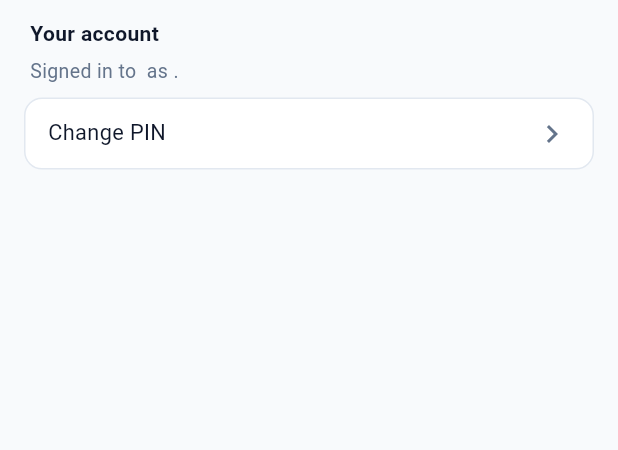
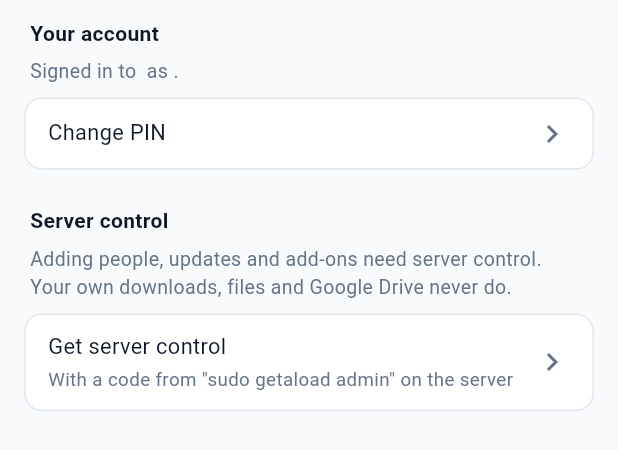
Before and after one commit to sadatdaniel/getaload_app, a Flutter app: the AccountSettings widget shown alone on an empty page, opened directly with empty values, on a phone screen of 412 x 824 dp. Shown: the top 450 px of the screen. Run offline on Flutter 3.47's test engine with Material 3 defaults, Android fonts, the phone set to English and light mode, and no system bars; our stand-ins replace file_picker, flutter_secure_storage, shared_preferences, webview_flutter; missing offline and left inert: android_intent_plus, desktop_drop, media_kit, media_kit_video, pdfrx; accounts and stored records are empty; network calls fail.

Commit message:
Server control with an admin key: Settings, Server control trades a code from `getaload admin` for a key
Server-wide changes (people, PIN resets, updates, add-ons, Drive set-up) use the device's admin key; everything
else uses the person's sign-in. Devices with control are listed and can be removed (also a lost one). The key
belongs to the device and survives signing in as someone else.

Co-Authored-By: Claude Opus 5.5 <noreply@anthropic.com>

```diff
--- a/lib/api.dart
+++ b/lib/api.dart
@@ -13,7 +13,7 @@ class Server {
   final String fp; // hex SHA-256 of the certificate; empty = normal TLS verification (or plain HTTP)
   final String name;
   final String user; // who this device signed in as (empty: a server without users, signed in with a token)
-  final bool owner; // the owner manages users
+  final String adminKey; // server control on this device (`getaload admin` code traded for a key); empty = none
 
   const Server({
     required this.url,
@@ -21,19 +21,32 @@ class Server {
     this.fp = '',
     required this.name,
     this.user = '',
-    this.owner = false,
+    this.adminKey = '',
   });
 
-  Server copyWith({String? token, String? fp, String? name, String? user, bool? owner}) => Server(
+  /// Has server control: an admin key, or a token without a user (a server without users).
+  bool get admin => adminKey.isNotEmpty || user.isEmpty;
+
+  /// This server as seen with the admin key, for server-wide changes (the sign-in token reaches only your own data).
+  Server get asAdmin => adminKey.isEmpty ? this : copyWith(token: adminKey);
+
+  Server copyWith({String? token, String? fp, String? name, String? user, String? adminKey}) => Server(
     url: url,
     token: token ?? this.token,
     fp: fp ?? this.fp,
     name: name ?? this.name,
     user: user ?? this.user,
-    owner: owner ?? this.owner,
+    adminKey: adminKey ?? this.adminKey,
   );
 
-  Map<String, dynamic> toJson() => {'url': url, 'token': token, 'fp': fp, 'name': name, 'user': user, 'owner': owner};
+  Map<String, dynamic> toJson() => {
+    'url': url,
+    'token': token,
+    'fp': fp,
+    'name': name,
+    'user': user,
+    'adminKey': adminKey,
+  };
 
   factory Server.fromJson(Map<String, dynamic> j) => Server(
     url: j['url'],
@@ -41,7 +54,7 @@ class Server {
     fp: j['fp'] ?? '',
     name: j['name'] ?? j['url'],
     user: j['user'] ?? '',
-    owner: j['owner'] ?? false,
+    adminKey: j['adminKey'] ?? '',
   );
 
   static String? normalizeUrl(String s) {
--- a/lib/main.dart
+++ b/lib/main.dart
@@ -300,7 +300,11 @@ class _HomeState extends State<Home> {
                     MediaView(key: ValueKey('media${s.url}${s.token.hashCode}'), servers: servers, server: s),
                     FilesView(key: ValueKey('files${s.url}${s.token.hashCode}'), server: s),
                     if (discover) DiscoverView(key: ValueKey('disc${s.url}${s.token.hashCode}'), server: s),
-                    SettingsView(key: ValueKey('set${s.url}${s.token.hashCode}'), servers: servers, server: s),
+                    SettingsView(
+                      key: ValueKey('set${s.url}${s.token.hashCode}${s.adminKey.hashCode}'),
+                      servers: servers,
+                      server: s,
+                    ),
                   ],
                 ),
               ),
--- a/lib/pair.dart
+++ b/lib/pair.dart
@@ -120,7 +120,7 @@ class _AddServerScreenState extends State<AddServerScreen> {
       final fp = await Api.probeFingerprint(url);
       final saved = widget.servers.list.where((s) => s.url == url).firstOrNull;
       if (fp.isNotEmpty && saved?.fp != fp && mounted) {
-        // Trust on first use, but only after the owner compares it with what the server printed.
+        // Trust on first use, but only after the person compares it with what the server printed.
         final ok = await showDialog<bool>(
           context: context,
           builder: (c) => AlertDialog(
@@ -163,7 +163,9 @@ class _AddServerScreenState extends State<AddServerScreen> {
         _pin.clear();
       }
       final u = out['user'] as Map<String, dynamic>;
-      await _save(s.copyWith(token: out['token'], user: u['name'], owner: u['owner'] ?? false));
+      // The admin key belongs to this device, not to whoever signs in: it stays.
+      final key = widget.servers.list.where((x) => x.url == s.url).firstOrNull?.adminKey ?? '';
+      await _save(s.copyWith(token: out['token'], user: u['name'], adminKey: key));
     });
   }
 
--- a/lib/server_screen.dart
+++ b/lib/server_screen.dart
@@ -24,6 +24,7 @@ class ServerScreen extends StatefulWidget {
 
 class _ServerScreenState extends State<ServerScreen> {
   late final Api _api = Api(widget.server);
+  late final Api _admin = Api(widget.server.asAdmin); // server-wide changes take the admin key
   String _version = '';
   Map<String, dynamic>? _drive; // the gdrive provider as /v1/providers reports it
   Map<String, dynamic>? _myDrive; // GET /v1/me/drive: {connected, configured, status, reason}; null on older servers
@@ -45,6 +46,7 @@ class _ServerScreenState extends State<ServerScreen> {
   void dispose() {
     _poll?.cancel();
     _api.close();
+    _admin.close();
     _addonUrl.dispose();
     super.dispose();
   }
@@ -148,7 +150,7 @@ class _ServerScreenState extends State<ServerScreen> {
     );
     if (!ok || id.text.trim().isEmpty) return;
     try {
-      await _api.call('PUT', '/v1/providers/gdrive/settings', {
+      await _admin.call('PUT', '/v1/providers/gdrive/settings', {
         'clientId': id.text.trim(),
         'clientSecret': sec.text.trim(),
       });
@@ -164,8 +166,8 @@ class _ServerScreenState extends State<ServerScreen> {
   Future<void> _connectDrive() async {
     try {
       final s = widget.server;
-      if (_drive?['enabled'] != true && (s.user.isEmpty || s.owner)) {
-        await _api.call('PUT', '/v1/providers/gdrive/enabled', {'enabled': true});
+      if (_drive?['enabled'] != true && s.admin) {
+        await _admin.call('PUT', '/v1/providers/gdrive/enabled', {'enabled': true});
       }
       final si = await _api.call('POST', '/v1/providers/gdrive/signin') as Map<String, dynamic>;
       setState(() => _signin = si);
@@ -253,7 +255,7 @@ class _ServerScreenState extends State<ServerScreen> {
     if (!ok) return;
     setState(() => _updating = true);
     try {
-      await _api.call('POST', '/v1/update/apply');
+      await _admin.call('POST', '/v1/update/apply');
       for (var i = 0; i < 45; i++) {
         await Future.delayed(const Duration(seconds: 2));
         try {
@@ -296,7 +298,7 @@ class _ServerScreenState extends State<ServerScreen> {
 
   Future<void> _setAddons(bool on) async {
     try {
-      await _api.call('PUT', '/v1/addons/enabled', {'enabled': on});
+      await _admin.call('PUT', '/v1/addons/enabled', {'enabled': on});
     } catch (e) {
       _toast(e.toString()); // e.g. this device's token is not admin
     }
@@ -310,7 +312,7 @@ class _ServerScreenState extends State<ServerScreen> {
   Future<void> _addAddon(String url) async {
     if (url.trim().isEmpty) return;
     try {
-      final a = await _api.call('POST', '/v1/addons', {'url': url.trim()});
+      final a = await _admin.call('POST', '/v1/addons', {'url': url.trim()});
       _addonUrl.clear();
       _toast('Added ${a['manifest']?['name'] ?? 'the add-on'}');
     } on ApiError catch (e) {
@@ -337,7 +339,7 @@ class _ServerScreenState extends State<ServerScreen> {
     base = base.replaceFirst(RegExp(r'/manifest\.json$'), '').replaceFirst(RegExp(r'/$'), '');
     try {
       final m = await PhoneAddons.manifest(base); // the phone must reach it, or there is no point
-      await _api.call('POST', '/v1/addons', {'url': base, 'phone': true});
+      await _admin.call('POST', '/v1/addons', {'url': base, 'phone': true});
       _addonUrl.clear();
       _toast('Added ${m['name']} (asked from this phone)');
     } catch (e) {
@@ -348,7 +350,7 @@ class _ServerScreenState extends State<ServerScreen> {
   Future<void> _setPhone(String url, bool phone) async {
     try {
       if (phone) await PhoneAddons.manifest(url);
-      await _api.call('PUT', '/v1/addons/phone', {'url': url, 'phone': phone});
+      await _admin.call('PUT', '/v1/addons/phone', {'url': url, 'phone': phone});
     } catch (e) {
       _toast(e.toString());
     }
@@ -381,7 +383,7 @@ class _ServerScreenState extends State<ServerScreen> {
 
   Future<void> _toggleAddon(String url, bool on) async {
     try {
-      await _api.call('PUT', '/v1/addons/state', {'url': url, 'enabled': on});
+      await _admin.call('PUT', '/v1/addons/state', {'url': url, 'enabled': on});
     } catch (e) {
       _toast(e.toString());
     }
@@ -390,7 +392,7 @@ class _ServerScreenState extends State<ServerScreen> {
 
   Future<void> _removeAddon(String url) async {
     try {
-      await _api.call('DELETE', '/v1/addons?url=${Uri.encodeQueryComponent(url)}');
+      await _admin.call('DELETE', '/v1/addons?url=${Uri.encodeQueryComponent(url)}');
     } catch (e) {
       _toast(e.toString());
     }
@@ -477,7 +479,7 @@ class _ServerScreenState extends State<ServerScreen> {
   @override
   Widget build(BuildContext context) {
     final s = widget.server;
-    final admin = s.user.isEmpty || s.owner; // add-ons, Drive set-up and updates are server-wide: the owner
+    final admin = s.admin; // add-ons, Drive set-up and updates are server-wide: a device with server control
     final installed = {for (final a in (_addons?['addons'] as List?) ?? []) a['url'] as String};
     final p = _ports;
     final cs = Theme.of(context).colorScheme;
--- a/lib/users.dart
+++ b/lib/users.dart
@@ -1,4 +1,5 @@
-// Settings for the signed-in user (PIN, devices, sign out) and, for the owner, the household's users.
+// Settings for the signed-in user (PIN, devices, sign out), server control on this device (an admin key from a
+// `getaload admin` code), and, with server control, the household's users.
 import 'package:flutter/material.dart';
 import 'package:flutter/services.dart';
 
@@ -17,8 +18,9 @@ class AccountSettings extends StatefulWidget {
 
 class _AccountSettingsState extends State<AccountSettings> {
   late final Api _api = Api(widget.server);
+  late final Api _admin = Api(widget.server.asAdmin); // adding and removing people, other people's PINs
   String _me = ''; // my user id
-  List<Map<String, dynamic>> _devices = [], _users = [];
+  List<Map<String, dynamic>> _devices = [], _users = [], _adminDevices = [];
 
   @override
   void initState() {
@@ -29,24 +31,96 @@ class _AccountSettingsState extends State<AccountSettings> {
   @override
   void dispose() {
     _api.close();
+    _admin.close();
     super.dispose();
   }
+
+  List<Map<String, dynamic>> _list(dynamic v) => (v as List? ?? []).cast<Map<String, dynamic>>();
 
   Future<void> _load() async {
     try {
       final me = await _api.call('GET', '/v1/me');
-      final ds = ((await _api.call('GET', '/v1/devices')) as List? ?? []).cast<Map<String, dynamic>>();
-      final us = widget.server.owner
-          ? ((await _api.call('GET', '/v1/users')) as List? ?? []).cast<Map<String, dynamic>>()
-          : <Map<String, dynamic>>[];
+      final ds = _list(await _api.call('GET', '/v1/devices'));
+      final admin = widget.server.adminKey.isNotEmpty;
+      final us = admin ? _list(await _api.call('GET', '/v1/users')) : <Map<String, dynamic>>[];
+      var ads = <Map<String, dynamic>>[];
+      if (admin) {
+        try {
+          ads = _list(await _admin.call('GET', '/v1/admin/devices'));
+        } catch (_) {
+          // The key was taken away (another device or the command line): offer to forget it here.
+          ads = [
+            {'name': 'This device (no longer accepted)', 'current': true},
+          ];
+        }
+      }
       if (mounted) {
         setState(() {
           _me = me['id'];
           _devices = ds;
           _users = us;
+          _adminDevices = ads;
         });
       }
-    } catch (_) {} // an older server, or offline: the rows stay empty
+    } catch (_) {} // an older server, offline, or a key taken away elsewhere: the rows stay as they were
+  }
+
+  // Trades a one-time code from `sudo getaload admin` for this device's admin key.
+  Future<void> _getControl() async {
+    final code = TextEditingController();
+    final ok = await confirm(
+      context,
+      title: 'Server control',
+      body: Column(
+        mainAxisSize: MainAxisSize.min,
+        crossAxisAlignment: CrossAxisAlignment.start,
+        children: [
+          const Text('On the server, run "sudo getaload admin" and enter the code it shows. It works once.'),
+          const SizedBox(height: 12),
+          TextField(
+            controller: code,
+            autofocus: true,
+            autocorrect: false,
+            textCapitalization: TextCapitalization.characters,
+            decoration: const InputDecoration(labelText: 'Code', hintText: 'XXXX-XXXX'),
+          ),
+        ],
+      ),
+      action: 'Get control',
+    );
+    if (!ok) return;
+    try {
+      final out = await _api.call('POST', '/v1/admin/claim', {
+        'code': code.text.trim(),
+        'device': await widget.servers.deviceName(),
+      });
+      await widget.servers.add(widget.server.copyWith(adminKey: out['token'])); // settings rebuild with the key
+      _toast('This device now controls ${widget.server.name}');
+    } catch (e) {
+      _toast(e.toString());
+    }
+  }
+
+  // Takes the admin key from a device; for this one, also forgets it here (even if the server already did).
+  Future<void> _removeControl(Map<String, dynamic> d) async {
+    final mine = d['current'] == true;
+    final ok = await confirm(
+      context,
+      title: mine ? 'Give up server control here?' : 'Take server control from ${d['name']}?',
+      body: Text(
+        mine ? 'Your downloads and files stay. A new code brings control back.' : 'Use this for a lost device.',
+      ),
+      action: 'Remove',
+      danger: true,
+    );
+    if (!ok) return;
+    try {
+      await _admin.call('DELETE', '/v1/admin/devices/${Uri.encodeComponent(d['name'])}');
+    } catch (e) {
+      if (!mine) return _toast(e.toString());
+    }
+    if (mine) return widget.servers.add(widget.server.copyWith(adminKey: ''));
+    await _load();
   }
 
   void _toast(String m) {
@@ -99,15 +173,16 @@ class _AccountSettingsState extends State<AccountSettings> {
     final r = await _pinDialog(context, 'Add a person', name: name);
     if (r == null) return;
     await _act(
-      () => _api.call('POST', '/v1/users', {'name': name.text.trim(), 'pin': r.pin}),
+      () => _admin.call('POST', '/v1/users', {'name': name.text.trim(), 'pin': r.pin}),
       '${name.text.trim()} can now sign in on their own phone: server ${widget.server.url}, their name and this PIN',
     );
   }
 
   Future<void> _resetPin(Map<String, dynamic> u) async {
-    final r = await _pinDialog(context, 'New PIN for ${u['name']}', current: u['id'] == _me);
+    if (u['id'] == _me) return _changePin(); // your own always needs the current one
+    final r = await _pinDialog(context, 'New PIN for ${u['name']}');
     if (r == null) return;
-    await _act(() => _api.call('PUT', '/v1/users/${u['id']}/pin', {'pin': r.pin, 'current': r.current}), 'PIN changed');
+    await _act(() => _admin.call('PUT', '/v1/admin/users/${u['id']}/pin', {'pin': r.pin}), 'PIN changed');
   }
 
   Future<void> _removeUser(Map<String, dynamic> u) async {
@@ -134,7 +209,7 @@ class _AccountSettingsState extends State<AccountSettings> {
       danger: true,
     );
     if (!ok) return;
-    await _act(() => _api.call('DELETE', '/v1/users/${u['id']}?deleteFiles=$files'), '${u['name']} removed');
+    await _act(() => _admin.call('DELETE', '/v1/users/${u['id']}?deleteFiles=$files'), '${u['name']} removed');
   }
 
   @override
@@ -159,7 +234,31 @@ class _AccountSettingsState extends State<AccountSettings> {
               ),
           ],
         ),
-        if (widget.server.owner)
+        SettingsGroup(
+          title: 'Server control',
+          description: widget.server.adminKey.isEmpty
+              ? 'Adding people, updates and add-ons need server control. Your own downloads, files and Google Drive '
+                    'never do.'
+              : 'This device can add people, update the server and change add-ons. Devices with control:',
+          children: [
+            if (widget.server.adminKey.isEmpty)
+              SettingsRow(
+                title: 'Get server control',
+                subtitle: 'With a code from "sudo getaload admin" on the server',
+                onTap: _getControl,
+              ),
+            for (final d in _adminDevices)
+              SettingsRow(
+                title: d['name'],
+                subtitle: d['current'] == true ? 'This device' : null,
+                trailing: TextButton(
+                  onPressed: () => _removeControl(d),
+                  child: Text('Remove', style: TextStyle(color: cs.error)),
+                ),
+              ),
+          ],
+        ),
+        if (widget.server.adminKey.isNotEmpty)
           SettingsGroup(
             title: 'People on this server',
             description:
@@ -169,7 +268,6 @@ class _AccountSettingsState extends State<AccountSettings> {
               for (final u in _users)
                 SettingsRow(
                   title: u['name'],
-                  subtitle: u['owner'] == true ? 'Owner' : null,
                   trailing: PopupMenuButton<String>(
                     tooltip: 'More',
                     onSelected: (v) => v == 'pin' ? _resetPin(u) : _removeUser(u),
```
Also changed, not shown: 1 other file.
